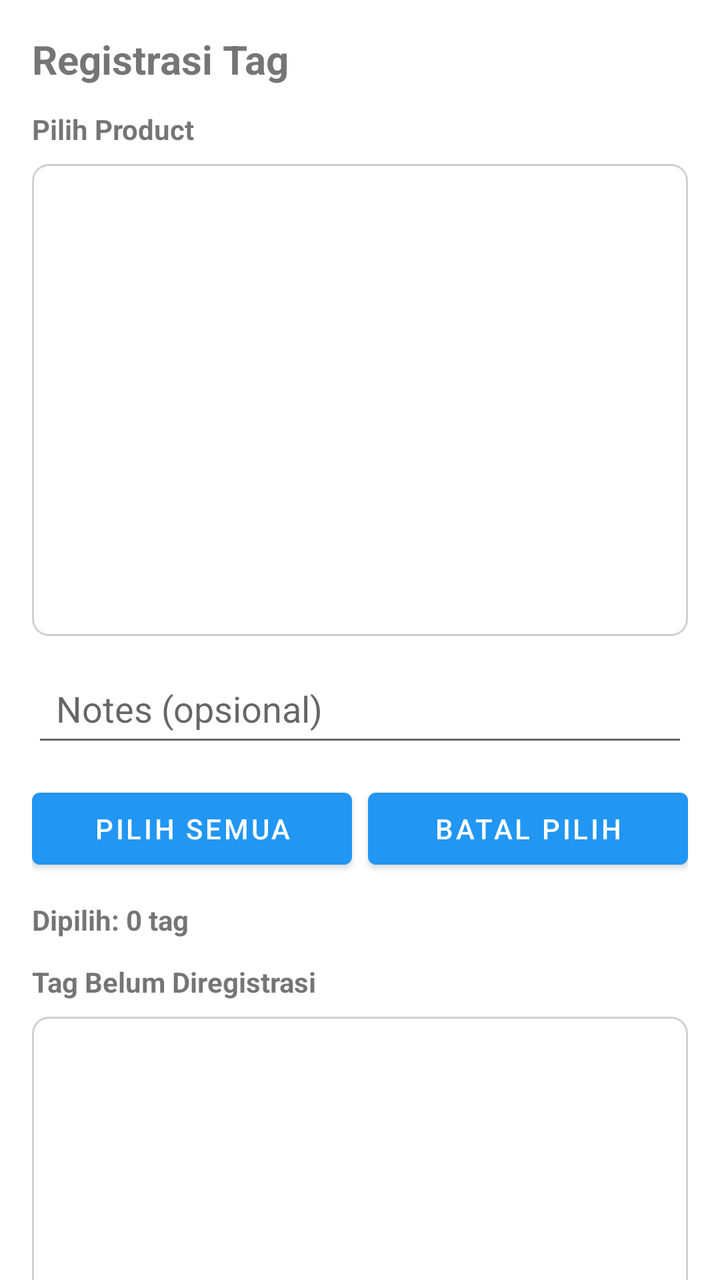
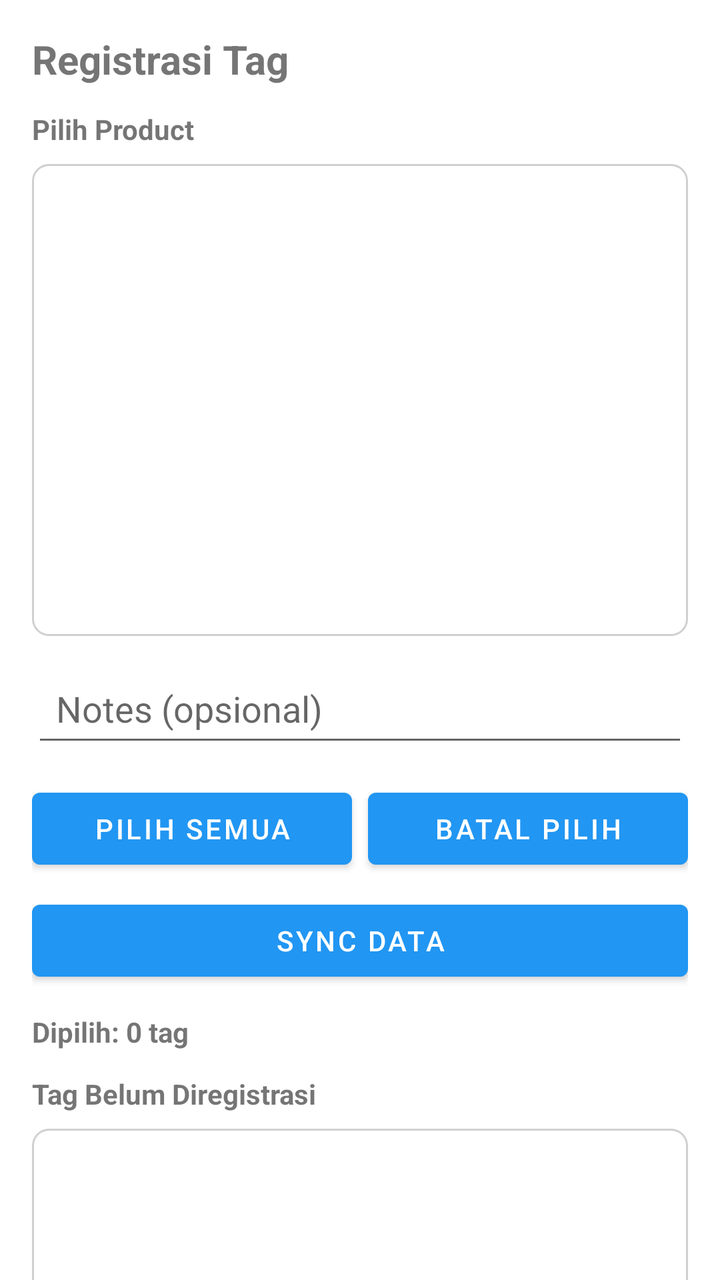

Before-and-after screenshots of an Android layout around one commit, followed by the original layout XML and the change that was made.
<!-- AndroidManifest.xml: application theme Theme.Newrfid -->
<!-- res/layout/fragment_registrasi.xml -->
<?xml version="1.0" encoding="utf-8"?>
<androidx.core.widget.NestedScrollView xmlns:android="http://schemas.android.com/apk/res/android"
    android:layout_width="match_parent"
    android:layout_height="match_parent"
    android:fillViewport="true">

    <LinearLayout
        android:layout_width="match_parent"
        android:layout_height="wrap_content"
        android:orientation="vertical"
        android:padding="16dp">

        <TextView
            android:layout_width="match_parent"
            android:layout_height="wrap_content"
            android:text="Registrasi Tag"
            android:textSize="20sp"
            android:textStyle="bold" />

        <TextView
            android:layout_width="match_parent"
            android:layout_height="wrap_content"
            android:layout_marginTop="12dp"
            android:text="Pilih Product"
            android:textStyle="bold" />

        <LinearLayout
            android:layout_width="match_parent"
            android:layout_height="wrap_content"
            android:layout_marginTop="8dp"
            android:orientation="vertical"
            android:background="@drawable/bg_box_border"
            android:padding="8dp">

            <androidx.recyclerview.widget.RecyclerView
                android:id="@+id/rvProducts"
                android:layout_width="match_parent"
                android:layout_height="220dp" />
        </LinearLayout>

        <EditText
            android:id="@+id/etNotesRegis"
            android:layout_width="match_parent"
            android:layout_height="wrap_content"
            android:layout_marginTop="12dp"
            android:hint="Notes (opsional)"
            android:minHeight="48dp"
            android:padding="12dp" />

        <LinearLayout
            android:layout_width="match_parent"
            android:layout_height="wrap_content"
            android:layout_marginTop="12dp"
            android:orientation="horizontal">

            <Button
                android:id="@+id/btnCheckAll"
                android:layout_width="0dp"
                android:layout_height="wrap_content"
                android:layout_weight="1"
                android:text="Pilih Semua" />

            <Space
                android:layout_width="8dp"
                android:layout_height="wrap_content" />

            <Button
                android:id="@+id/btnUncheckAll"
                android:layout_width="0dp"
                android:layout_height="wrap_content"
                android:layout_weight="1"
                android:text="Batal Pilih" />
        </LinearLayout>

        <TextView
            android:id="@+id/tvSelectedCount"
            android:layout_width="match_parent"
            android:layout_height="wrap_content"
            android:layout_marginTop="12dp"
            android:text="Dipilih: 0 tag"
            android:textStyle="bold" />

        <TextView
            android:layout_width="match_parent"
            android:layout_height="wrap_content"
            android:layout_marginTop="12dp"
            android:text="Tag Belum Diregistrasi"
            android:textStyle="bold" />

        <LinearLayout
            android:layout_width="match_parent"
            android:layout_height="wrap_content"
            android:layout_marginTop="8dp"
            android:orientation="vertical"
            android:background="@drawable/bg_box_border"
            android:padding="8dp">

            <androidx.recyclerview.widget.RecyclerView
                android:id="@+id/rvUnregisteredTags"
                android:layout_width="match_parent"
                android:layout_height="320dp" />
        </LinearLayout>

        <Button
            android:id="@+id/btnRegisterSelected"
            android:layout_width="match_parent"
            android:layout_height="wrap_content"
            android:layout_marginTop="12dp"
            android:text="Daftarkan Tag Terpilih" />
    </LinearLayout>
</androidx.core.widget.NestedScrollView>
<!-- resources referenced by this layout -->
<resources>
  <!-- drawable bg_box_border (drawable) -->
  <?xml version="1.0" encoding="utf-8"?>
  <shape xmlns:android="http://schemas.android.com/apk/res/android">
      <solid android:color="#FFFFFF" />
      <stroke
          android:width="1dp"
          android:color="#D0D0D0" />
      <corners android:radius="8dp" />
  </shape>
  <style name="Theme.Newrfid" parent="Theme.MaterialComponents.Light.NoActionBar">
          <item name="android:windowBackground">@android:color/white</item>
          <item name="colorSurface">@android:color/white</item>
          <item name="colorOnSurface">@android:color/black</item>
  
          <item name="colorPrimary">#2196F3</item>
          <item name="colorPrimaryVariant">#1976D2</item>
          <item name="colorOnPrimary">@android:color/white</item>
  
          <item name="android:statusBarColor">@android:color/white</item>
          <item name="android:windowLightStatusBar">true</item>
      </style>
</resources>

<!-- the commit's change to res/layout/fragment_registrasi.xml (unified diff, before → after) -->
@@ -72,6 +72,13 @@
                 android:text="Batal Pilih" />
         </LinearLayout>
 
+        <Button
+            android:id="@+id/btnSyncRegis"
+            android:layout_width="match_parent"
+            android:layout_height="wrap_content"
+            android:layout_marginTop="8dp"
+            android:text="Sync Data" />
+
         <TextView
             android:id="@+id/tvSelectedCount"
             android:layout_width="match_parent"
